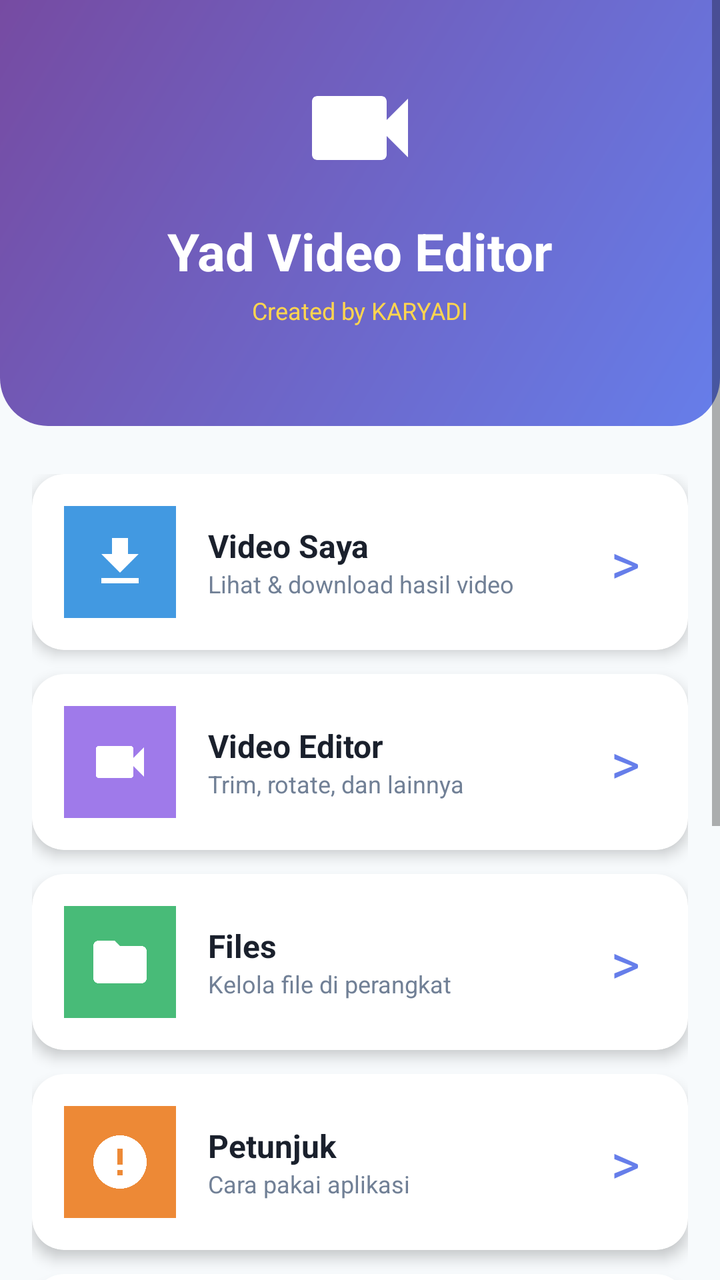
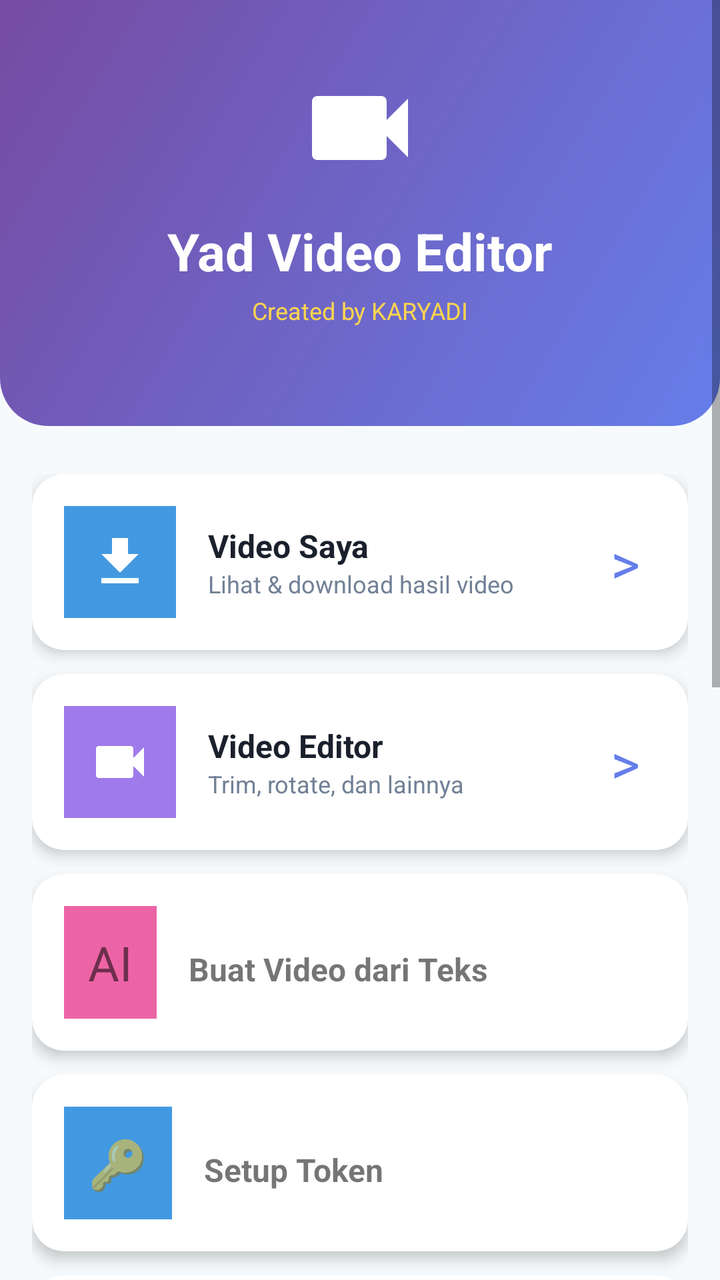

An Android layout rendered at two revisions. The XML below is the earlier revision; the diff shows what the commit changed to produce the second picture.
<!-- AndroidManifest.xml: application theme Theme.YadVideoEditor -->
<!-- res/layout/activity_main.xml -->
<?xml version="1.0" encoding="utf-8"?>
<ScrollView xmlns:android="http://schemas.android.com/apk/res/android"
    xmlns:app="http://schemas.android.com/apk/res-auto"
    android:layout_width="match_parent"
    android:layout_height="match_parent"
    android:background="@color/bg_light"
    android:fillViewport="true">

    <LinearLayout
        android:orientation="vertical"
        android:layout_width="match_parent"
        android:layout_height="wrap_content">

        
        <LinearLayout
            android:id="@+id/headerLayout"
            android:orientation="vertical"
            android:background="@drawable/header_gradient"
            android:padding="32dp"
            android:gravity="center"
            android:clickable="true"
            android:focusable="true"
            android:layout_width="match_parent"
            android:layout_height="wrap_content">

            <ImageView
                android:src="@drawable/ic_video_editor"
                android:layout_width="64dp"
                android:layout_height="64dp"/>

            <TextView
                android:text="Yad Video Editor"
                android:textColor="@color/text_white"
                android:textSize="26sp"
                android:textStyle="bold"
                android:layout_marginTop="12dp"
                android:layout_width="wrap_content"
                android:layout_height="wrap_content"/>

            <TextView
                android:id="@+id/tvCredit"
                android:text="Created by KARYADI"
                android:textColor="#FFD54F"
                android:textSize="12sp"
                android:layout_marginTop="4dp"
                android:layout_width="wrap_content"
                android:layout_height="wrap_content"/>

            <TextView
                android:id="@+id/tvHiddenHint"
                android:text=""
                android:textColor="#FFFFFF"
                android:textSize="10sp"
                android:alpha="0.5"
                android:layout_marginTop="4dp"
                android:layout_width="wrap_content"
                android:layout_height="wrap_content"/>
        </LinearLayout>

        <LinearLayout
            android:orientation="vertical"
            android:padding="16dp"
            android:layout_marginTop="8dp"
            android:layout_width="match_parent"
            android:layout_height="wrap_content">

            
            <androidx.cardview.widget.CardView
                android:id="@+id/cardVideoList"
                android:layout_marginBottom="12dp"
                android:layout_width="match_parent"
                android:layout_height="wrap_content"
                android:clickable="true"
                android:focusable="true"
                android:foreground="?android:attr/selectableItemBackground"
                app:cardCornerRadius="16dp"
                app:cardElevation="4dp">

                <LinearLayout
                    android:orientation="horizontal"
                    android:padding="16dp"
                    android:gravity="center_vertical"
                    android:layout_width="match_parent"
                    android:layout_height="wrap_content">

                    <ImageView
                        android:src="@drawable/ic_download"
                        android:background="@color/btn_blue"
                        android:padding="12dp"
                        android:layout_width="56dp"
                        android:layout_height="56dp"/>

                    <LinearLayout
                        android:orientation="vertical"
                        android:layout_weight="1"
                        android:layout_marginStart="16dp"
                        android:layout_width="0dp"
                        android:layout_height="wrap_content">

                        <TextView
                            android:text="Video Saya"
                            android:textSize="16sp"
                            android:textStyle="bold"
                            android:textColor="@color/text_primary"
                            android:layout_width="match_parent"
                            android:layout_height="wrap_content"/>

                        <TextView
                            android:text="Lihat &amp; download hasil video"
                            android:textSize="12sp"
                            android:textColor="@color/text_secondary"
                            android:layout_width="match_parent"
                            android:layout_height="wrap_content"/>
                    </LinearLayout>

                    <TextView
                        android:text="&gt;"
                        android:textSize="28sp"
                        android:textColor="@color/primary"
                        android:padding="8dp"
                        android:layout_width="wrap_content"
                        android:layout_height="wrap_content"/>
                </LinearLayout>
            </androidx.cardview.widget.CardView>

            
            <androidx.cardview.widget.CardView
                android:id="@+id/cardEditor"
                android:layout_marginBottom="12dp"
                android:layout_width="match_parent"
                android:layout_height="wrap_content"
                android:clickable="true"
                android:focusable="true"
                android:foreground="?android:attr/selectableItemBackground"
                app:cardCornerRadius="16dp"
                app:cardElevation="4dp">

                <LinearLayout
                    android:orientation="horizontal"
                    android:padding="16dp"
                    android:gravity="center_vertical"
                    android:layout_width="match_parent"
                    android:layout_height="wrap_content">

                    <ImageView
                        android:src="@drawable/ic_video_editor"
                        android:background="@color/btn_purple"
                        android:padding="12dp"
                        android:layout_width="56dp"
                        android:layout_height="56dp"/>

                    <LinearLayout
                        android:orientation="vertical"
                        android:layout_weight="1"
                        android:layout_marginStart="16dp"
                        android:layout_width="0dp"
                        android:layout_height="wrap_content">

                        <TextView
                            android:text="Video Editor"
                            android:textSize="16sp"
                            android:textStyle="bold"
                            android:textColor="@color/text_primary"
                            android:layout_width="match_parent"
                            android:layout_height="wrap_content"/>

                        <TextView
                            android:text="Trim, rotate, dan lainnya"
                            android:textSize="12sp"
                            android:textColor="@color/text_secondary"
                            android:layout_width="match_parent"
                            android:layout_height="wrap_content"/>
                    </LinearLayout>

                    <TextView
                        android:text="&gt;"
                        android:textSize="28sp"
                        android:textColor="@color/primary"
                        android:padding="8dp"
                        android:layout_width="wrap_content"
                        android:layout_height="wrap_content"/>
                </LinearLayout>
            </androidx.cardview.widget.CardView>

            
            <androidx.cardview.widget.CardView
                android:id="@+id/cardFiles"
                android:layout_marginBottom="12dp"
                android:layout_width="match_parent"
                android:layout_height="wrap_content"
                android:clickable="true"
                android:focusable="true"
                android:foreground="?android:attr/selectableItemBackground"
                app:cardCornerRadius="16dp"
                app:cardElevation="4dp">

                <LinearLayout
                    android:orientation="horizontal"
                    android:padding="16dp"
                    android:gravity="center_vertical"
                    android:layout_width="match_parent"
                    android:layout_height="wrap_content">

                    <ImageView
                        android:src="@drawable/ic_files"
                        android:background="@color/btn_green"
                        android:padding="12dp"
                        android:layout_width="56dp"
                        android:layout_height="56dp"/>

                    <LinearLayout
                        android:orientation="vertical"
                        android:layout_weight="1"
                        android:layout_marginStart="16dp"
                        android:layout_width="0dp"
                        android:layout_height="wrap_content">

                        <TextView
                            android:text="Files"
                            android:textSize="16sp"
                            android:textStyle="bold"
                            android:textColor="@color/text_primary"
                            android:layout_width="match_parent"
                            android:layout_height="wrap_content"/>

                        <TextView
                            android:text="Kelola file di perangkat"
                            android:textSize="12sp"
                            android:textColor="@color/text_secondary"
                            android:layout_width="match_parent"
                            android:layout_height="wrap_content"/>
                    </LinearLayout>

                    <TextView
                        android:text="&gt;"
                        android:textSize="28sp"
                        android:textColor="@color/primary"
                        android:padding="8dp"
                        android:layout_width="wrap_content"
                        android:layout_height="wrap_content"/>
                </LinearLayout>
            </androidx.cardview.widget.CardView>

            
            <androidx.cardview.widget.CardView
                android:id="@+id/cardInstructions"
                android:layout_marginBottom="12dp"
                android:layout_width="match_parent"
                android:layout_height="wrap_content"
                android:clickable="true"
                android:focusable="true"
                android:foreground="?android:attr/selectableItemBackground"
                app:cardCornerRadius="16dp"
                app:cardElevation="4dp">

                <LinearLayout
                    android:orientation="horizontal"
                    android:padding="16dp"
                    android:gravity="center_vertical"
                    android:layout_width="match_parent"
                    android:layout_height="wrap_content">

                    <ImageView
                        android:src="@drawable/ic_instructions"
                        android:background="@color/btn_orange"
                        android:padding="12dp"
                        android:layout_width="56dp"
                        android:layout_height="56dp"/>

                    <LinearLayout
                        android:orientation="vertical"
                        android:layout_weight="1"
                        android:layout_marginStart="16dp"
                        android:layout_width="0dp"
                        android:layout_height="wrap_content">

                        <TextView
                            android:text="Petunjuk"
                            android:textSize="16sp"
                            android:textStyle="bold"
                            android:textColor="@color/text_primary"
                            android:layout_width="match_parent"
                            android:layout_height="wrap_content"/>

                        <TextView
                            android:text="Cara pakai aplikasi"
                            android:textSize="12sp"
                            android:textColor="@color/text_secondary"
                            android:layout_width="match_parent"
                            android:layout_height="wrap_content"/>
                    </LinearLayout>

                    <TextView
                        android:text="&gt;"
                        android:textSize="28sp"
                        android:textColor="@color/primary"
                        android:padding="8dp"
                        android:layout_width="wrap_content"
                        android:layout_height="wrap_content"/>
                </LinearLayout>
            </androidx.cardview.widget.CardView>

            
            <androidx.cardview.widget.CardView
                android:id="@+id/cardCredit"
                android:layout_marginBottom="12dp"
                android:layout_width="match_parent"
                android:layout_height="wrap_content"
                android:clickable="true"
                android:focusable="true"
                android:foreground="?android:attr/selectableItemBackground"
                app:cardCornerRadius="16dp"
                app:cardElevation="4dp">

                <LinearLayout
                    android:orientation="horizontal"
                    android:padding="16dp"
                    android:gravity="center_vertical"
                    android:layout_width="match_parent"
                    android:layout_height="wrap_content">

                    <ImageView
                        android:src="@drawable/ic_credit"
                        android:background="@color/btn_pink"
                        android:padding="12dp"
                        android:layout_width="56dp"
                        android:layout_height="56dp"/>

                    <LinearLayout
                        android:orientation="vertical"
                        android:layout_weight="1"
                        android:layout_marginStart="16dp"
                        android:layout_width="0dp"
                        android:layout_height="wrap_content">

                        <TextView
                            android:text="Credit"
                            android:textSize="16sp"
                            android:textStyle="bold"
                            android:textColor="@color/text_primary"
                            android:layout_width="match_parent"
                            android:layout_height="wrap_content"/>

                        <TextView
                            android:text="Info pembuat aplikasi"
                            android:textSize="12sp"
                            android:textColor="@color/text_secondary"
                            android:layout_width="match_parent"
                            android:layout_height="wrap_content"/>
                    </LinearLayout>

                    <TextView
                        android:text="&gt;"
                        android:textSize="28sp"
                        android:textColor="@color/primary"
                        android:padding="8dp"
                        android:layout_width="wrap_content"
                        android:layout_height="wrap_content"/>
                </LinearLayout>
            </androidx.cardview.widget.CardView>

            
            <androidx.cardview.widget.CardView
                android:id="@+id/cardStatistics"
                android:layout_marginBottom="12dp"
                android:layout_width="match_parent"
                android:layout_height="wrap_content"
                android:clickable="true"
                android:focusable="true"
                android:foreground="?android:attr/selectableItemBackground"
                app:cardCornerRadius="16dp"
                app:cardElevation="4dp">

                <LinearLayout
                    android:orientation="horizontal"
                    android:padding="16dp"
                    android:gravity="center_vertical"
                    android:layout_width="match_parent"
                    android:layout_height="wrap_content">

                    <ImageView
                        android:src="@drawable/ic_stats"
                        android:background="@color/btn_teal"
                        android:padding="12dp"
                        android:layout_width="56dp"
                        android:layout_height="56dp"/>

                    <LinearLayout
                        android:orientation="vertical"
                        android:layout_weight="1"
                        android:layout_marginStart="16dp"
                        android:layout_width="0dp"
                        android:layout_height="wrap_content">

                        <TextView
                            android:text="Statistik"
                            android:textSize="16sp"
                            android:textStyle="bold"
                            android:textColor="@color/text_primary"
                            android:layout_width="match_parent"
                            android:layout_height="wrap_content"/>

                        <TextView
                            android:text="Data penggunaan aplikasi"
                            android:textSize="12sp"
                            android:textColor="@color/text_secondary"
                            android:layout_width="match_parent"
                            android:layout_height="wrap_content"/>
                    </LinearLayout>

                    <TextView
                        android:text="&gt;"
                        android:textSize="28sp"
                        android:textColor="@color/primary"
                        android:padding="8dp"
                        android:layout_width="wrap_content"
                        android:layout_height="wrap_content"/>
                </LinearLayout>
            </androidx.cardview.widget.CardView>

            
            <androidx.cardview.widget.CardView
                android:id="@+id/cardSettings"
                android:layout_marginBottom="12dp"
                android:layout_width="match_parent"
                android:layout_height="wrap_content"
                android:clickable="true"
                android:focusable="true"
                android:foreground="?android:attr/selectableItemBackground"
                app:cardCornerRadius="16dp"
                app:cardElevation="4dp">

                <LinearLayout
                    android:orientation="horizontal"
                    android:padding="16dp"
                    android:gravity="center_vertical"
                    android:layout_width="match_parent"
                    android:layout_height="wrap_content">

                    <ImageView
                        android:src="@drawable/ic_settings"
                        android:background="@color/btn_indigo"
                        android:padding="12dp"
                        android:layout_width="56dp"
                        android:layout_height="56dp"/>

                    <LinearLayout
                        android:orientation="vertical"
                        android:layout_weight="1"
                        android:layout_marginStart="16dp"
                        android:layout_width="0dp"
                        android:layout_height="wrap_content">

                        <TextView
                            android:text="Pengaturan"
                            android:textSize="16sp"
                            android:textStyle="bold"
                            android:textColor="@color/text_primary"
                            android:layout_width="match_parent"
                            android:layout_height="wrap_content"/>

                        <TextView
                            android:text="Konfigurasi aplikasi"
                            android:textSize="12sp"
                            android:textColor="@color/text_secondary"
                            android:layout_width="match_parent"
                            android:layout_height="wrap_content"/>
                    </LinearLayout>

                    <TextView
                        android:text="&gt;"
                        android:textSize="28sp"
                        android:textColor="@color/primary"
                        android:padding="8dp"
                        android:layout_width="wrap_content"
                        android:layout_height="wrap_content"/>
                </LinearLayout>
            </androidx.cardview.widget.CardView>

            
            <androidx.cardview.widget.CardView
                android:id="@+id/cardAdminHidden"
                android:visibility="gone"
                android:layout_marginBottom="12dp"
                android:layout_width="match_parent"
                android:layout_height="wrap_content"
                android:clickable="true"
                android:focusable="true"
                android:foreground="?android:attr/selectableItemBackground"
                app:cardCornerRadius="16dp"
                app:cardElevation="4dp">

                <LinearLayout
                    android:orientation="horizontal"
                    android:padding="16dp"
                    android:gravity="center_vertical"
                    android:layout_width="match_parent"
                    android:layout_height="wrap_content">

                    <ImageView
                        android:src="@drawable/ic_settings"
                        android:background="@color/btn_red"
                        android:padding="12dp"
                        android:layout_width="56dp"
                        android:layout_height="56dp"/>

                    <LinearLayout
                        android:orientation="vertical"
                        android:layout_weight="1"
                        android:layout_marginStart="16dp"
                        android:layout_width="0dp"
                        android:layout_height="wrap_content">

                        <TextView
                            android:text="Admin Panel"
                            android:textSize="16sp"
                            android:textStyle="bold"
                            android:textColor="@color/danger"
                            android:layout_width="match_parent"
                            android:layout_height="wrap_content"/>

                        <TextView
                            android:text="Mode admin"
                            android:textSize="12sp"
                            android:textColor="@color/text_secondary"
                            android:layout_width="match_parent"
                            android:layout_height="wrap_content"/>
                    </LinearLayout>

                    <TextView
                        android:text="&gt;"
                        android:textSize="28sp"
                        android:textColor="@color/danger"
                        android:padding="8dp"
                        android:layout_width="wrap_content"
                        android:layout_height="wrap_content"/>
                </LinearLayout>
            </androidx.cardview.widget.CardView>

            
            <TextView
                android:text="Created by KARYADI, Coding by KARYADI"
                android:textSize="11sp"
                android:textColor="@color/text_hint"
                android:gravity="center"
                android:paddingTop="16dp"
                android:paddingBottom="8dp"
                android:layout_width="match_parent"
                android:layout_height="wrap_content"/>
        </LinearLayout>
    </LinearLayout>
</ScrollView>
<!-- resources referenced by this layout -->
<resources>
  <color name="bg_light">#F7FAFC</color>
  <color name="btn_blue">#4299E1</color>
  <color name="btn_green">#48BB78</color>
  <color name="btn_indigo">#5A67D8</color>
  <color name="btn_orange">#ED8936</color>
  <color name="btn_pink">#ED64A6</color>
  <color name="btn_purple">#9F7AEA</color>
  <color name="btn_red">#F56565</color>
  <color name="btn_teal">#38B2AC</color>
  <color name="danger">#F56565</color>
  <color name="primary">#667EEA</color>
  <color name="text_hint">#A0AEC0</color>
  <color name="text_primary">#1A202C</color>
  <color name="text_secondary">#718096</color>
  <color name="text_white">#FFFFFF</color>
  <!-- drawable header_gradient (drawable) -->
  <?xml version="1.0" encoding="utf-8"?>
  <shape xmlns:android="http://schemas.android.com/apk/res/android">
      <gradient
          android:startColor="@color/bg_header_start"
          android:endColor="@color/bg_header_end"
          android:angle="135"/>
      <corners
          android:bottomLeftRadius="24dp"
          android:bottomRightRadius="24dp"/>
  </shape>
  <!-- drawable ic_credit (drawable) -->
  <?xml version="1.0" encoding="utf-8"?>
  <vector xmlns:android="http://schemas.android.com/apk/res/android"
      android:width="24dp" android:height="24dp"
      android:viewportWidth="24" android:viewportHeight="24"
      android:tint="@color/text_white">
      <path android:fillColor="@android:color/white"
          android:pathData="M12,17.27L18.18,21l-1.64,-7.03L22,9.24l-7.19,-0.61L12,2 9.19,8.63 2,9.24l5.46,4.73L5.82,21z"/>
  </vector>
  <!-- drawable ic_download (drawable) -->
  <?xml version="1.0" encoding="utf-8"?>
  <vector xmlns:android="http://schemas.android.com/apk/res/android"
      android:width="24dp" android:height="24dp"
      android:viewportWidth="24" android:viewportHeight="24"
      android:tint="@color/text_white">
      <path android:fillColor="@android:color/white"
          android:pathData="M19,9h-4V3H9v6H5l7,7 7,-7zM5,18v2h14v-2H5z"/>
  </vector>
  <!-- drawable ic_files (drawable) -->
  <?xml version="1.0" encoding="utf-8"?>
  <vector xmlns:android="http://schemas.android.com/apk/res/android"
      android:width="24dp" android:height="24dp"
      android:viewportWidth="24" android:viewportHeight="24"
      android:tint="@color/text_white">
      <path android:fillColor="@android:color/white"
          android:pathData="M10,4H4c-1.1,0 -1.99,0.9 -1.99,2L2,18c0,1.1 0.9,2 2,2h16c1.1,0 2,-0.9 2,-2V8c0,-1.1 -0.9,-2 -2,-2h-8l-2,-2z"/>
  </vector>
  <!-- drawable ic_instructions (drawable) -->
  <?xml version="1.0" encoding="utf-8"?>
  <vector xmlns:android="http://schemas.android.com/apk/res/android"
      android:width="24dp" android:height="24dp"
      android:viewportWidth="24" android:viewportHeight="24"
      android:tint="@color/text_white">
      <path android:fillColor="@android:color/white"
          android:pathData="M12,2C6.48,2 2,6.48 2,12s4.48,10 10,10 10,-4.48 10,-10S17.52,2 12,2zM13,17h-2v-2h2v2zM13,13h-2V7h2v6z"/>
  </vector>
  <!-- drawable ic_stats (drawable) -->
  <?xml version="1.0" encoding="utf-8"?>
  <vector xmlns:android="http://schemas.android.com/apk/res/android"
      android:width="24dp" android:height="24dp"
      android:viewportWidth="24" android:viewportHeight="24"
      android:tint="@color/text_white">
      <path android:fillColor="@android:color/white"
          android:pathData="M5,9.2h3V19H5zM10.6,5h2.8v14h-2.8zM16.2,13H19v6h-2.8z"/>
  </vector>
  <color name="bg_header_start">#667EEA</color>
  <color name="bg_header_end">#764BA2</color>
  <color name="primary_dark">#4C51BF</color>
  <color name="white">#FFFFFF</color>
  <color name="accent">#F093FB</color>
  <color name="accent_dark">#D26FE0</color>
  <!-- unchanged entries left out for length: 3 -->
</resources>

<!-- the commit's change to res/layout/activity_main.xml (unified diff, before → after) -->
@@ -182,6 +182,46 @@
                 </LinearLayout>
             </androidx.cardview.widget.CardView>
 
+            <androidx.cardview.widget.CardView
+                android:id="@+id/cardAiVideo"
+                android:layout_marginBottom="12dp"
+                android:layout_width="match_parent"
+                android:layout_height="wrap_content"
+                android:clickable="true"
+                android:focusable="true"
+                app:cardCornerRadius="16dp"
+                app:cardElevation="4dp">
+                <LinearLayout android:orientation="horizontal" android:padding="16dp"
+                    android:layout_width="match_parent" android:layout_height="wrap_content">
+                    <TextView android:text="AI" android:textSize="24sp"
+                        android:padding="12dp" android:background="#ED64A6"
+                        android:layout_width="wrap_content" android:layout_height="wrap_content"/>
+                    <TextView android:text="Buat Video dari Teks" android:textSize="16sp"
+                        android:textStyle="bold" android:layout_marginStart="16dp"
+                        android:layout_width="wrap_content" android:layout_height="wrap_content"/>
+                </LinearLayout>
+            </androidx.cardview.widget.CardView>
+
+            <androidx.cardview.widget.CardView
+                android:id="@+id/cardTokenSetup"
+                android:layout_marginBottom="12dp"
+                android:layout_width="match_parent"
+                android:layout_height="wrap_content"
+                android:clickable="true"
+                android:focusable="true"
+                app:cardCornerRadius="16dp"
+                app:cardElevation="4dp">
+                <LinearLayout android:orientation="horizontal" android:padding="16dp"
+                    android:layout_width="match_parent" android:layout_height="wrap_content">
+                    <TextView android:text="🔑" android:textSize="24sp"
+                        android:padding="12dp" android:background="#4299E1"
+                        android:layout_width="wrap_content" android:layout_height="wrap_content"/>
+                    <TextView android:text="Setup Token" android:textSize="16sp"
+                        android:textStyle="bold" android:layout_marginStart="16dp"
+                        android:layout_width="wrap_content" android:layout_height="wrap_content"/>
+                </LinearLayout>
+            </androidx.cardview.widget.CardView>
+
             
             <androidx.cardview.widget.CardView
                 android:id="@+id/cardFiles"
